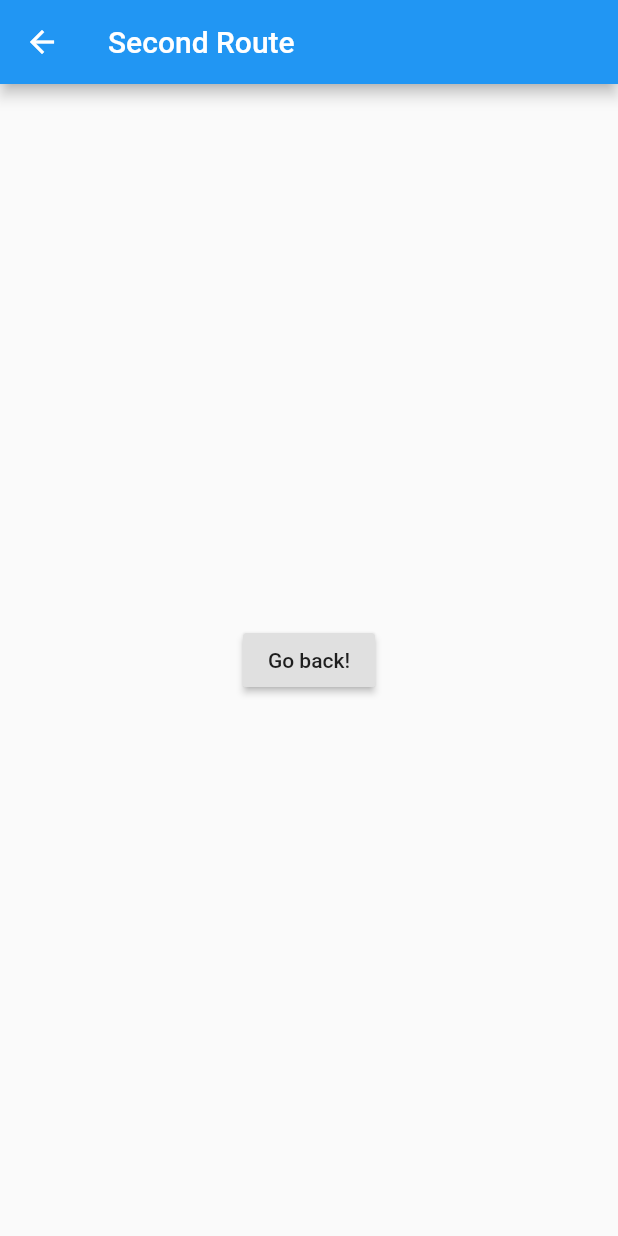
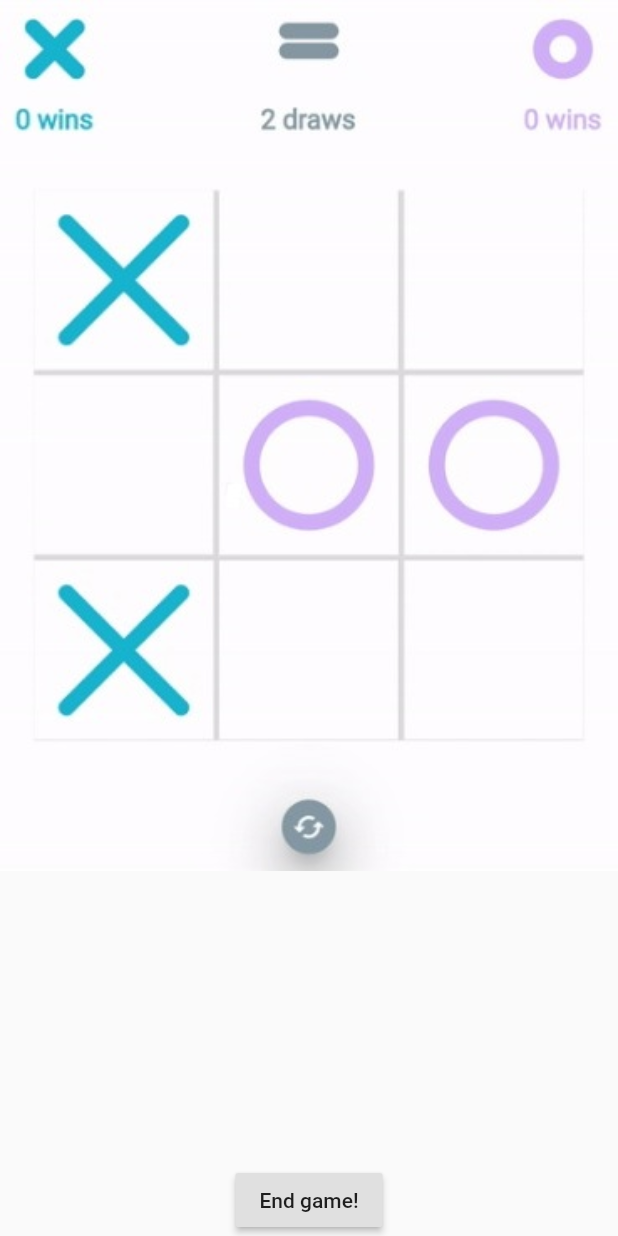
Before and after one commit to JoaoFFMarques/Chat-with-flutter-firebase-and-dialogflow, a Flutter app: the GameScreen widget shown alone on an empty page, opened directly, on a phone screen of 412 x 824 dp. Run offline on Flutter 3.47's test engine with Material 2 defaults, Android fonts, the phone set to English and light mode, and no system bars; our stand-ins replace cloud_firestore, firebase_auth, firebase_storage, flutter_signin_button, google_sign_in, image_picker; missing offline and left inert: flutter_dialogflow; accounts and stored records are empty; project files that could hold a hidden picture were left out.

Commit message:
begining game implementention

```diff
--- a/lib/chat_screen.dart
+++ b/lib/chat_screen.dart
@@ -21,21 +21,26 @@ class GameScreen extends StatelessWidget {
 
   @override
   Widget build(context) {
-    return Scaffold(
-      appBar: AppBar(
-        title: Text("Second Route"),
+    return Stack(
+        children: <Widget>[
+          Image.asset(
+            "images/game.jpg",
+            fit: BoxFit.cover,
+            width: double.infinity,
           ),
-      body: Center(
+          Container(
+            alignment: Alignment.bottomCenter,
             child: RaisedButton(
               onPressed: () {
-            Navigator.push(
+                Navigator.pushReplacement(
                     context,
                     MaterialPageRoute(builder: (context) => ChatScreen()),
                 );
               },
-          child: Text('Go back!'),
+              child: Text('End game!'),
             ),
-      ),
+          )
+        ]
     );
   }
 }
@@ -91,7 +96,7 @@ class _ChatScreenState extends State<ChatScreen>{
     Map<String, dynamic> dataBot = {
       "uid": "bot",
       "senderName": "Game Master",
-      "senderPhotoUrl": "http://pioneiro.rbsdirect.com.br/imagesrc/15352478.jpg?w=306",
+      "senderPhotoUrl": "https://i.ibb.co/HdJgcfd/mestre.jpg",
       "text": text,
       "time": Timestamp.now(),
     };
--- a/pubspec.yaml
+++ b/pubspec.yaml
@@ -55,6 +55,8 @@ flutter:
   assets:
     - assets/credentials.json
     - images/projeto_1.jpeg
+    - images/game.jpg
+
 
   # To add assets to your application, add an assets section, like this:
   # assets:
```
Also changed, not shown: images/game.jpg (added). Lines whose indentation alone changed are shown as unchanged.
